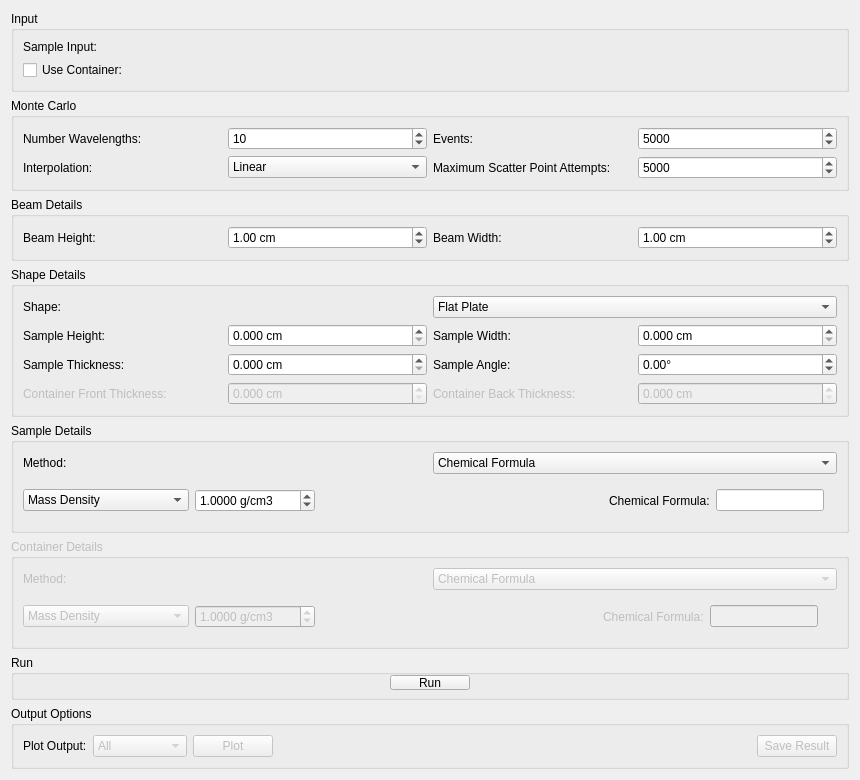
This is qt/scientific_interfaces/Indirect/AbsorptionCorrections.ui in mantidproject/mantid as Qt 5 draws it before an edit. The edited form follows.
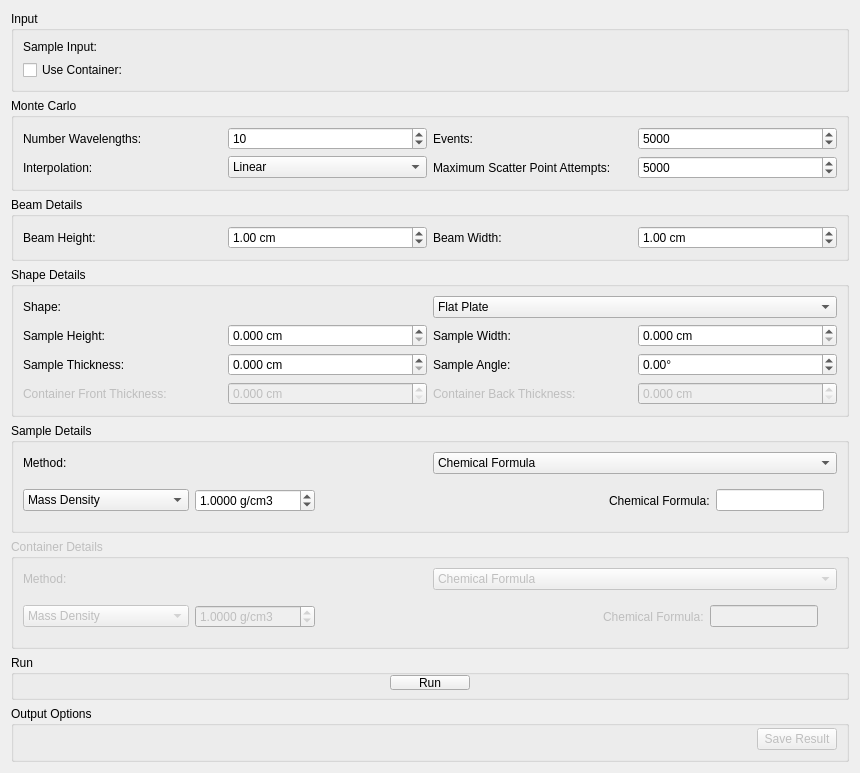
This is the edited form. Custom widgets are drawn as their Qt base class.

Commit message: Refs #26511. Plotting widget for PP and MC corrections

Diff of the .ui file:
```diff
--- a/qt/scientific_interfaces/Indirect/AbsorptionCorrections.ui
+++ b/qt/scientific_interfaces/Indirect/AbsorptionCorrections.ui
@@ -1277,51 +1277,24 @@
        <verstretch>0</verstretch>
       </sizepolicy>
      </property>
+     <property name="minimumSize">
+      <size>
+       <width>0</width>
+       <height>56</height>
+      </size>
+     </property>
      <property name="title">
       <string>Output Options</string>
      </property>
      <layout class="QHBoxLayout" name="horizontalLayout_2">
+      <property name="topMargin">
+       <number>0</number>
+      </property>
+      <property name="bottomMargin">
+       <number>7</number>
+      </property>
       <item>
-       <widget class="QLabel" name="lbPlotOutput">
-        <property name="text">
-         <string>Plot Output:</string>
-        </property>
-       </widget>
-      </item>
-      <item>
-       <widget class="QComboBox" name="cbPlotOutput">
-        <property name="enabled">
-         <bool>false</bool>
-        </property>
-        <property name="editable">
-         <bool>false</bool>
-        </property>
-        <item>
-         <property name="text">
-          <string>All</string>
-         </property>
-        </item>
-        <item>
-         <property name="text">
-          <string>Wavelength</string>
-         </property>
-        </item>
-        <item>
-         <property name="text">
-          <string>Angle</string>
-         </property>
-        </item>
-       </widget>
-      </item>
-      <item>
-       <widget class="QPushButton" name="pbPlot">
-        <property name="enabled">
-         <bool>false</bool>
-        </property>
-        <property name="text">
-         <string>Plot</string>
-        </property>
-       </widget>
+       <widget class="MantidQt::CustomInterfaces::IndirectPlotOptionsView" name="ipoPlotOptions" native="true"/>
       </item>
       <item>
        <spacer name="horizontalSpacer_2">
@@ -1352,6 +1325,12 @@
   </layout>
  </widget>
  <customwidgets>
+  <customwidget>
+   <class>MantidQt::CustomInterfaces::IndirectPlotOptionsView</class>
+   <extends>QWidget</extends>
+   <header>IndirectPlotOptionsView.h</header>
+   <container>1</container>
+  </customwidget>
   <customwidget>
    <class>MantidQt::MantidWidgets::DataSelector</class>
    <extends>QWidget</extends>
```
Left out of the diff: 2 changed lines with no effect on the pictures. The commit also changes 13 other files.
